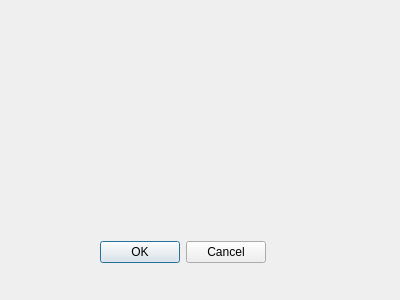
Above: life_generator/dialog.ui from matrixsmaster/MILLA before the change. Below: the same form after it.
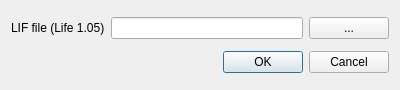
That is the form after the change.

Commit message: LifeGen UI added and tested. Added Life 1.05 file format parser.

What changed in the file:
```diff
--- a/life_generator/dialog.ui
+++ b/life_generator/dialog.ui
@@ -10,25 +10,42 @@
     <x>0</x>
     <y>0</y>
     <width>400</width>
-    <height>300</height>
+    <height>90</height>
    </rect>
   </property>
   <property name="windowTitle">
    <string>Life Settings</string>
   </property>
+  <layout class="QVBoxLayout" name="verticalLayout">
+   <item>
+    <layout class="QHBoxLayout" name="horizontalLayout">
+     <item>
+      <widget class="QLabel" name="label">
+       <property name="text">
+        <string>LIF file (Life 1.05)</string>
+       </property>
+      </widget>
+     </item>
+     <item>
+      <widget class="QLineEdit" name="lineEdit"/>
+     </item>
+     <item>
+      <widget class="QPushButton" name="pushButton">
+       <property name="text">
+        <string>...</string>
+       </property>
+      </widget>
+     </item>
+    </layout>
+   </item>
+   <item>
   <widget class="QDialogButtonBox" name="buttonBox">
-   <property name="geometry">
-    <rect>
-     <x>100</x>
-     <y>240</y>
-     <width>166</width>
-     <height>25</height>
-    </rect>
-   </property>
    <property name="standardButtons">
     <set>QDialogButtonBox::Cancel|QDialogButtonBox::Ok</set>
    </property>
   </widget>
+   </item>
+  </layout>
  </widget>
  <layoutdefault spacing="6" margin="11"/>
  <resources/>
```
Left out of the diff: 2 changed lines with no effect on the pictures. Lines whose indentation alone changed are shown as unchanged. The commit also changes 5 other files.
